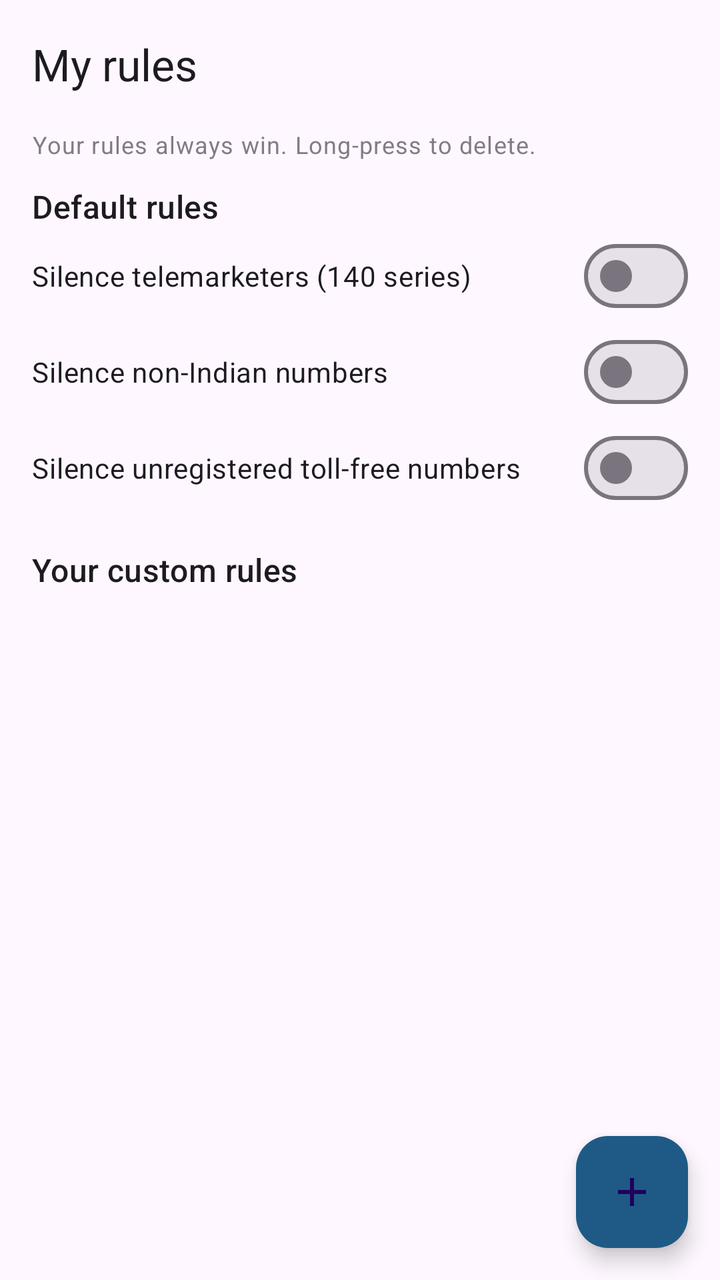
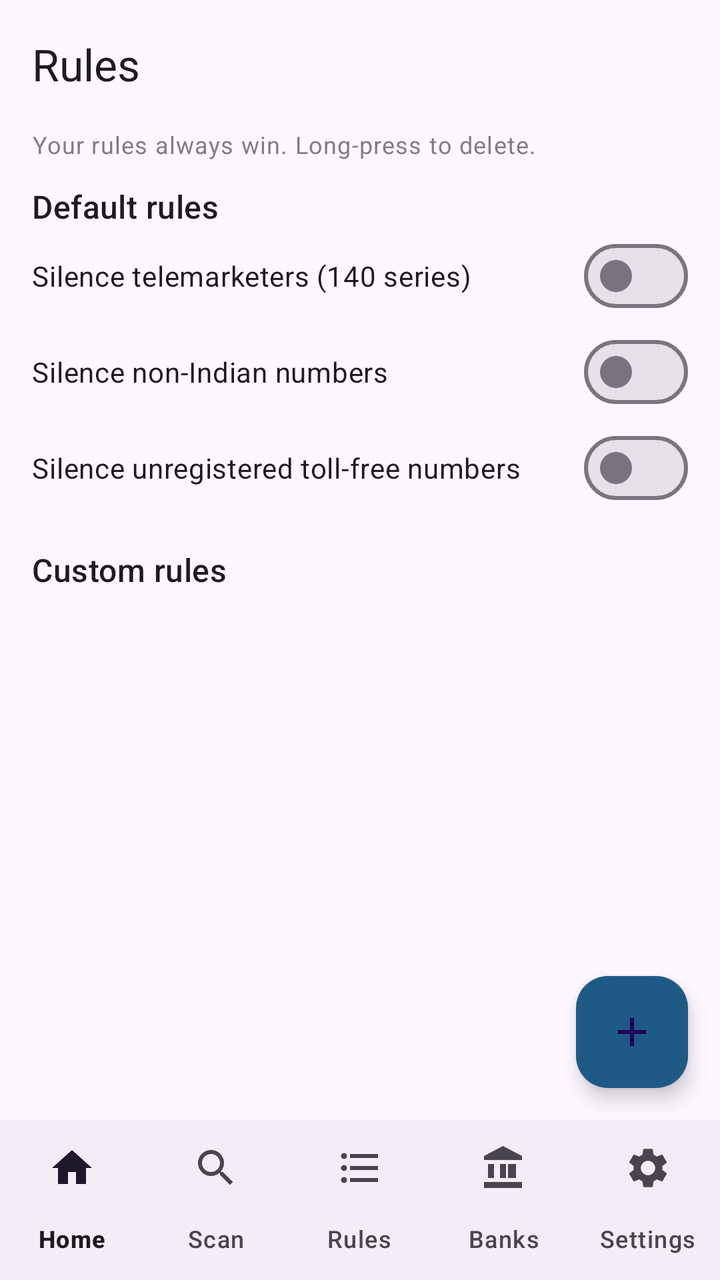

Screens rendered from an Android XML layout before and after an edit, with the pre-edit source and the edit as a unified diff.
<!-- AndroidManifest.xml: application theme Theme.CallSentry -->
<!-- res/layout/activity_rules.xml -->
<?xml version="1.0" encoding="utf-8"?>
<FrameLayout xmlns:android="http://schemas.android.com/apk/res/android"
    xmlns:app="http://schemas.android.com/apk/res-auto"
    android:layout_width="match_parent"
    android:layout_height="match_parent"
    android:fitsSystemWindows="true">

    <LinearLayout
        android:layout_width="match_parent"
        android:layout_height="match_parent"
        android:orientation="vertical">

        <com.google.android.material.appbar.MaterialToolbar
            android:id="@+id/toolbar"
            android:layout_width="match_parent"
            android:layout_height="?attr/actionBarSize"
            app:title="My rules" />

        <TextView
            android:layout_width="match_parent"
            android:layout_height="wrap_content"
            android:layout_marginStart="16dp"
            android:layout_marginEnd="16dp"
            android:layout_marginBottom="4dp"
            android:alpha="0.7"
            android:textAppearance="?attr/textAppearanceBodySmall"
            android:text="Your rules always win. Long-press to delete." />

        <TextView
            android:layout_width="match_parent"
            android:layout_height="wrap_content"
            android:layout_marginStart="16dp"
            android:layout_marginEnd="16dp"
            android:layout_marginTop="8dp"
            android:textAppearance="?attr/textAppearanceTitleMedium"
            android:text="Default rules" />

        <com.google.android.material.materialswitch.MaterialSwitch
            android:id="@+id/sw140"
            android:layout_width="match_parent"
            android:layout_height="wrap_content"
            android:layout_marginStart="16dp"
            android:layout_marginEnd="16dp"
            android:text="Silence telemarketers (140 series)" />

        <com.google.android.material.materialswitch.MaterialSwitch
            android:id="@+id/swIntl"
            android:layout_width="match_parent"
            android:layout_height="wrap_content"
            android:layout_marginStart="16dp"
            android:layout_marginEnd="16dp"
            android:text="Silence non-Indian numbers" />

        <com.google.android.material.materialswitch.MaterialSwitch
            android:id="@+id/swTollfree"
            android:layout_width="match_parent"
            android:layout_height="wrap_content"
            android:layout_marginStart="16dp"
            android:layout_marginEnd="16dp"
            android:layout_marginBottom="8dp"
            android:text="Silence unregistered toll-free numbers" />

        <TextView
            android:layout_width="match_parent"
            android:layout_height="wrap_content"
            android:layout_marginStart="16dp"
            android:layout_marginEnd="16dp"
            android:layout_marginTop="8dp"
            android:layout_marginBottom="4dp"
            android:textAppearance="?attr/textAppearanceTitleMedium"
            android:text="Your custom rules" />

        <androidx.recyclerview.widget.RecyclerView
            android:id="@+id/rvRules"
            android:layout_width="match_parent"
            android:layout_height="0dp"
            android:layout_weight="1" />

        <TextView
            android:id="@+id/tvEmptyRules"
            android:layout_width="match_parent"
            android:layout_height="wrap_content"
            android:layout_margin="16dp"
            android:visibility="gone"
            android:textAppearance="?attr/textAppearanceBodyMedium"
            android:text="No rules yet — tap + to add one." />
    </LinearLayout>

    <com.google.android.material.floatingactionbutton.FloatingActionButton
        android:id="@+id/fabAdd"
        android:layout_width="wrap_content"
        android:layout_height="wrap_content"
        android:layout_gravity="bottom|end"
        android:layout_margin="16dp"
        android:contentDescription="Add rule"
        android:src="@drawable/ic_add" />
</FrameLayout>
<!-- resources referenced by this layout -->
<resources>
  <!-- drawable ic_add (drawable) -->
  <vector xmlns:android="http://schemas.android.com/apk/res/android"
      android:width="24dp" android:height="24dp"
      android:viewportWidth="24" android:viewportHeight="24">
      <path android:fillColor="#FFFFFFFF"
          android:pathData="M19,13h-6v6h-2v-6H5v-2h6V5h2v6h6v2z"/>
  </vector>
  <style name="Theme.CallSentry" parent="Theme.Material3.DayNight.NoActionBar">
          <item name="colorPrimary">@color/sentryPrimary</item>
          <item name="colorOnPrimary">@color/white</item>
          <item name="colorPrimaryContainer">@color/sentryPrimaryContainer</item>
          <item name="android:statusBarColor">@color/sentryNavy</item>
      </style>
  <color name="sentryPrimary">#12405F</color>
  <color name="white">#FFFFFF</color>
  <color name="sentryPrimaryContainer">#1E5A85</color>
  <color name="sentryNavy">#14213D</color>
</resources>

<!-- the commit's change to res/layout/activity_rules.xml (unified diff, before → after) -->
@@ -1,97 +1,117 @@
 <?xml version="1.0" encoding="utf-8"?>
-<FrameLayout xmlns:android="http://schemas.android.com/apk/res/android"
+<LinearLayout xmlns:android="http://schemas.android.com/apk/res/android"
     xmlns:app="http://schemas.android.com/apk/res-auto"
     android:layout_width="match_parent"
     android:layout_height="match_parent"
+    android:orientation="vertical"
     android:fitsSystemWindows="true">
 
-    <LinearLayout
+    <FrameLayout
         android:layout_width="match_parent"
-        android:layout_height="match_parent"
-        android:orientation="vertical">
+        android:layout_height="0dp"
+        android:layout_weight="1">
 
-        <com.google.android.material.appbar.MaterialToolbar
-            android:id="@+id/toolbar"
+        <LinearLayout
             android:layout_width="match_parent"
-            android:layout_height="?attr/actionBarSize"
-            app:title="My rules" />
+            android:layout_height="match_parent"
+            android:orientation="vertical">
 
-        <TextView
-            android:layout_width="match_parent"
+            <com.google.android.material.appbar.MaterialToolbar
+                android:id="@+id/toolbar"
+                android:layout_width="match_parent"
+                android:layout_height="?attr/actionBarSize"
+                app:title="Rules" />
+
+            <TextView
+                android:layout_width="match_parent"
+                android:layout_height="wrap_content"
+                android:layout_marginStart="16dp"
+                android:layout_marginEnd="16dp"
+                android:layout_marginBottom="4dp"
+                android:alpha="0.7"
+                android:textAppearance="?attr/textAppearanceBodySmall"
+                android:text="Your rules always win. Long-press to delete." />
+
+            <TextView
+                android:layout_width="match_parent"
+                android:layout_height="wrap_content"
+                android:layout_marginStart="16dp"
+                android:layout_marginEnd="16dp"
+                android:layout_marginTop="8dp"
+                android:textAppearance="?attr/textAppearanceTitleMedium"
+                android:text="Default rules" />
+
+            <com.google.android.material.materialswitch.MaterialSwitch
+                android:id="@+id/sw140"
+                android:layout_width="match_parent"
+                android:layout_height="wrap_content"
+                android:layout_marginStart="16dp"
+                android:layout_marginEnd="16dp"
+                android:text="Silence telemarketers (140 series)" />
+
+            <com.google.android.material.materialswitch.MaterialSwitch
+                android:id="@+id/swIntl"
+                android:layout_width="match_parent"
+                android:layout_height="wrap_content"
+                android:layout_marginStart="16dp"
+                android:layout_marginEnd="16dp"
+                android:text="Silence non-Indian numbers" />
+
+            <com.google.android.material.materialswitch.MaterialSwitch
+                android:id="@+id/swTollfree"
+                android:layout_width="match_parent"
+                android:layout_height="wrap_content"
+                android:layout_marginStart="16dp"
+                android:layout_marginEnd="16dp"
+                android:layout_marginBottom="8dp"
+                android:text="Silence unregistered toll-free numbers" />
+
+            <TextView
+                android:layout_width="match_parent"
+                android:layout_height="wrap_content"
+                android:layout_marginStart="16dp"
+                android:layout_marginEnd="16dp"
+                android:layout_marginTop="8dp"
+                android:layout_marginBottom="4dp"
+                android:textAppearance="?attr/textAppearanceTitleMedium"
+                android:text="Custom rules" />
+
+            <androidx.recyclerview.widget.RecyclerView
+                android:id="@+id/rvRules"
+                android:layout_width="match_parent"
+                android:layout_height="0dp"
+                android:layout_weight="1" />
+
+            <TextView
+                android:id="@+id/tvEmptyRules"
+                android:layout_width="match_parent"
+                android:layout_height="wrap_content"
+                android:layout_margin="16dp"
+                android:visibility="gone"
+                android:textAppearance="?attr/textAppearanceBodyMedium"
+                android:text="No rules yet — tap + to add one." />
+        </LinearLayout>
+
+        <com.google.android.material.floatingactionbutton.FloatingActionButton
+            android:id="@+id/fabAdd"
+            android:layout_width="wrap_content"
             android:layout_height="wrap_content"
-            android:layout_marginStart="16dp"
-            android:layout_marginEnd="16dp"
-            android:layout_marginBottom="4dp"
-            android:alpha="0.7"
-            android:textAppearance="?attr/textAppearanceBodySmall"
-            android:text="Your rules always win. Long-press to delete." />
+            android:layout_gravity="bottom|end"
+            android:layout_margin="16dp"
+            android:contentDescription="Add rule"
+            android:src="@drawable/ic_add" />
+    </FrameLayout>
 
-        <TextView
-            android:layout_width="match_parent"
-            android:layout_height="wrap_content"
-            android:layout_marginStart="16dp"
-            android:layout_marginEnd="16dp"
-            android:layout_marginTop="8dp"
-            android:textAppearance="?attr/textAppearanceTitleMedium"
-            android:text="Default rules" />
-
-        <com.google.android.material.materialswitch.MaterialSwitch
-            android:id="@+id/sw140"
-            android:layout_width="match_parent"
-            android:layout_height="wrap_content"
-            android:layout_marginStart="16dp"
-            android:layout_marginEnd="16dp"
-            android:text="Silence telemarketers (140 series)" />
-
-        <com.google.android.material.materialswitch.MaterialSwitch
-            android:id="@+id/swIntl"
-            android:layout_width="match_parent"
-            android:layout_height="wrap_content"
-            android:layout_marginStart="16dp"
-            android:layout_marginEnd="16dp"
-            android:text="Silence non-Indian numbers" />
-
-        <com.google.android.material.materialswitch.MaterialSwitch
-            android:id="@+id/swTollfree"
-            android:layout_width="match_parent"
-            android:layout_height="wrap_content"
-            android:layout_marginStart="16dp"
-            android:layout_marginEnd="16dp"
-            android:layout_marginBottom="8dp"
-            android:text="Silence unregistered toll-free numbers" />
-
-        <TextView
-            android:layout_width="match_parent"
-            android:layout_height="wrap_content"
-            android:layout_marginStart="16dp"
-            android:layout_marginEnd="16dp"
-            android:layout_marginTop="8dp"
-            android:layout_marginBottom="4dp"
-            android:textAppearance="?attr/textAppearanceTitleMedium"
-            android:text="Your custom rules" />
-
-        <androidx.recyclerview.widget.RecyclerView
-            android:id="@+id/rvRules"
-            android:layout_width="match_parent"
-            android:layout_height="0dp"
-            android:layout_weight="1" />
-
-        <TextView
-            android:id="@+id/tvEmptyRules"
-            android:layout_width="match_parent"
-            android:layout_height="wrap_content"
-            android:layout_margin="16dp"
-            android:visibility="gone"
-            android:textAppearance="?attr/textAppearanceBodyMedium"
-            android:text="No rules yet — tap + to add one." />
-    </LinearLayout>
-
-    <com.google.android.material.floatingactionbutton.FloatingActionButton
-        android:id="@+id/fabAdd"
-        android:layout_width="wrap_content"
-        android:layout_height="wrap_content"
-        android:layout_gravity="bottom|end"
-        android:layout_margin="16dp"
-        android:contentDescription="Add rule"
-        android:src="@drawable/ic_add" />
-</FrameLayout>
+    <include
+        android:id="@+id/bottomNav"
+        layout="@layout/include_bottom_nav" />
+</LinearLayout>
+<!-- res/layout/include_bottom_nav.xml (included above) -->
+<?xml version="1.0" encoding="utf-8"?>
+<com.google.android.material.bottomnavigation.BottomNavigationView
+    xmlns:android="http://schemas.android.com/apk/res/android"
+    xmlns:app="http://schemas.android.com/apk/res-auto"
+    android:layout_width="match_parent"
+    android:layout_height="wrap_content"
+    app:labelVisibilityMode="labeled"
+    app:menu="@menu/bottom_nav" />
